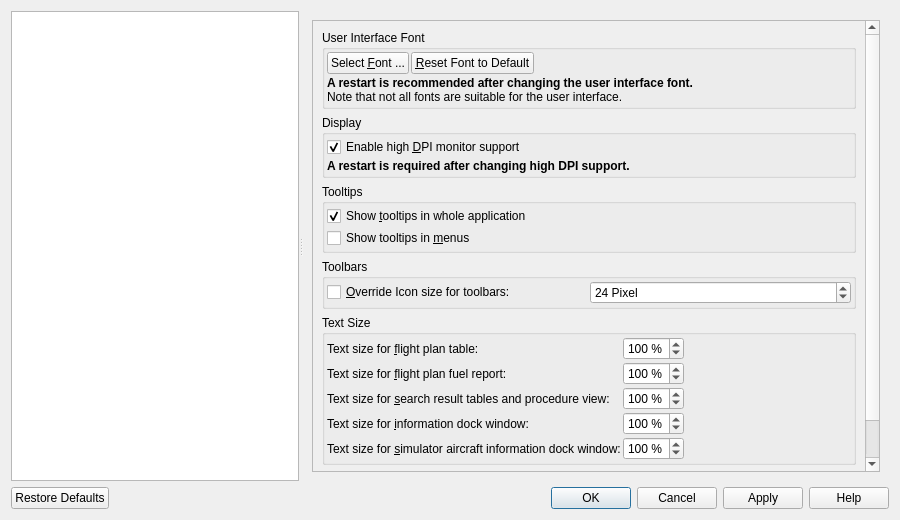
Old version of the form src/options/options.ui in the repository albar965/littlenavmap.
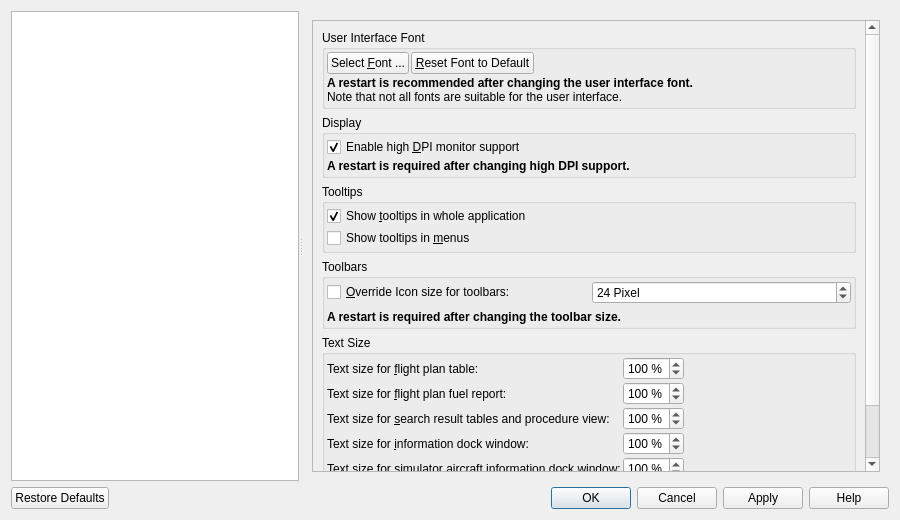
New version of the form. The open tabs and pages were chosen to show the change.

Commit message: Options dialog note about restart on macOS when changing toolbar size.

```diff
--- a/src/options/options.ui
+++ b/src/options/options.ui
@@ -644,7 +644,7 @@
              <x>0</x>
              <y>0</y>
              <width>583</width>
-             <height>553</height>
+             <height>576</height>
             </rect>
            </property>
            <layout class="QVBoxLayout" name="verticalLayout_23">
@@ -836,10 +836,7 @@
               <property name="title">
                <string>Toolbars</string>
               </property>
-              <layout class="QHBoxLayout" name="horizontalLayout_5">
-               <property name="spacing">
-                <number>2</number>
-               </property>
+              <layout class="QGridLayout" name="gridLayout_42">
                <property name="leftMargin">
                 <number>2</number>
                </property>
@@ -852,20 +849,7 @@
                <property name="bottomMargin">
                 <number>2</number>
                </property>
-               <item>
-                <widget class="QCheckBox" name="checkBoxOptionsGuiToolbarSize">
-                 <property name="toolTip">
-                  <string>Allows to change the size of the toolbar icons from system default if checked.</string>
-                 </property>
-                 <property name="text">
-                  <string>&amp;Override Icon size for toolbars:</string>
-                 </property>
-                 <property name="checked">
-                  <bool>false</bool>
-                 </property>
-                </widget>
-               </item>
-               <item>
+               <item row="0" column="2">
                 <widget class="QSpinBox" name="spinBoxOptionsGuiToolbarSize">
                  <property name="sizePolicy">
                   <sizepolicy hsizetype="Minimum" vsizetype="Fixed">
@@ -893,6 +877,32 @@
                  </property>
                 </widget>
                </item>
+               <item row="0" column="1">
+                <widget class="QCheckBox" name="checkBoxOptionsGuiToolbarSize">
+                 <property name="toolTip">
+                  <string>Allows to change the size of the toolbar icons from system default if checked.</string>
+                 </property>
+                 <property name="text">
+                  <string>&amp;Override Icon size for toolbars:</string>
+                 </property>
+                 <property name="checked">
+                  <bool>false</bool>
+                 </property>
+                </widget>
+               </item>
+               <item row="1" column="1" colspan="2">
+                <widget class="QLabel" name="labelOptionsGuiToolbarSize">
+                 <property name="text">
+                  <string>&lt;b&gt;A restart is required after changing the toolbar size.&lt;/b&gt;</string>
+                 </property>
+                 <property name="wordWrap">
+                  <bool>true</bool>
+                 </property>
+                 <property name="textInteractionFlags">
+                  <set>Qt::LinksAccessibleByMouse|Qt::TextSelectableByMouse</set>
+                 </property>
+                </widget>
+               </item>
               </layout>
              </widget>
             </item>
```
The commit also changes 1 other file.
